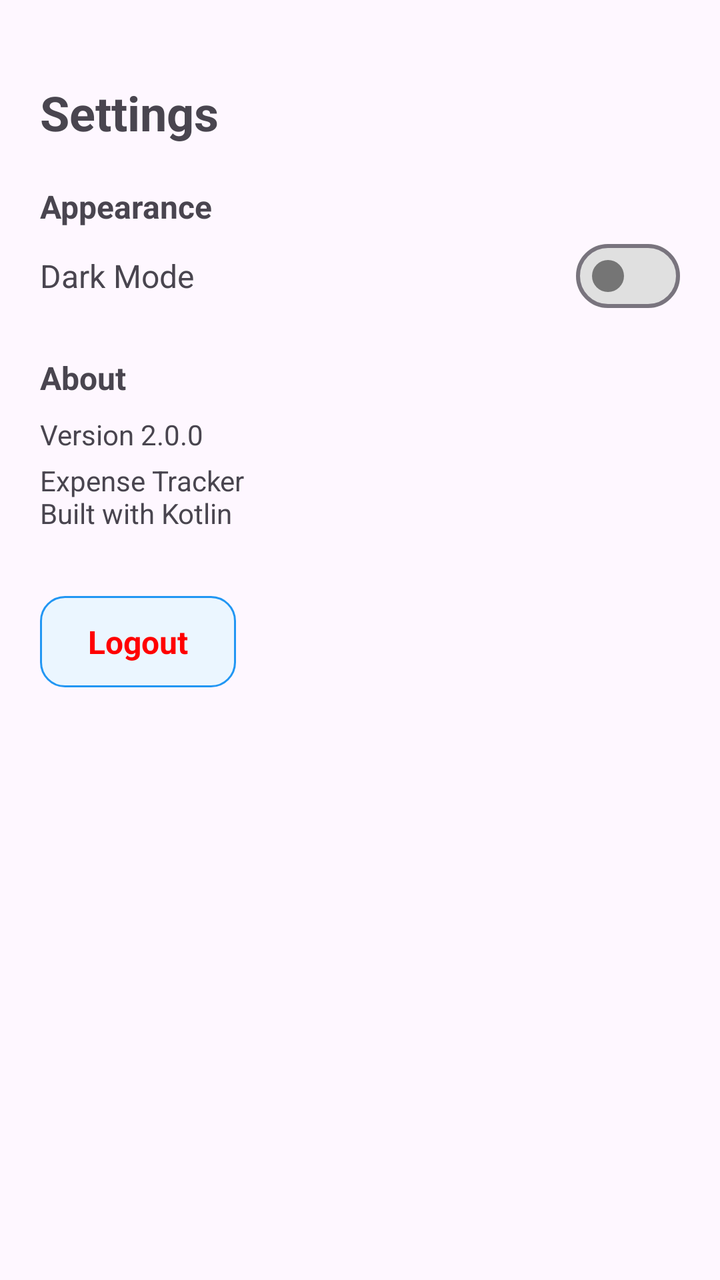
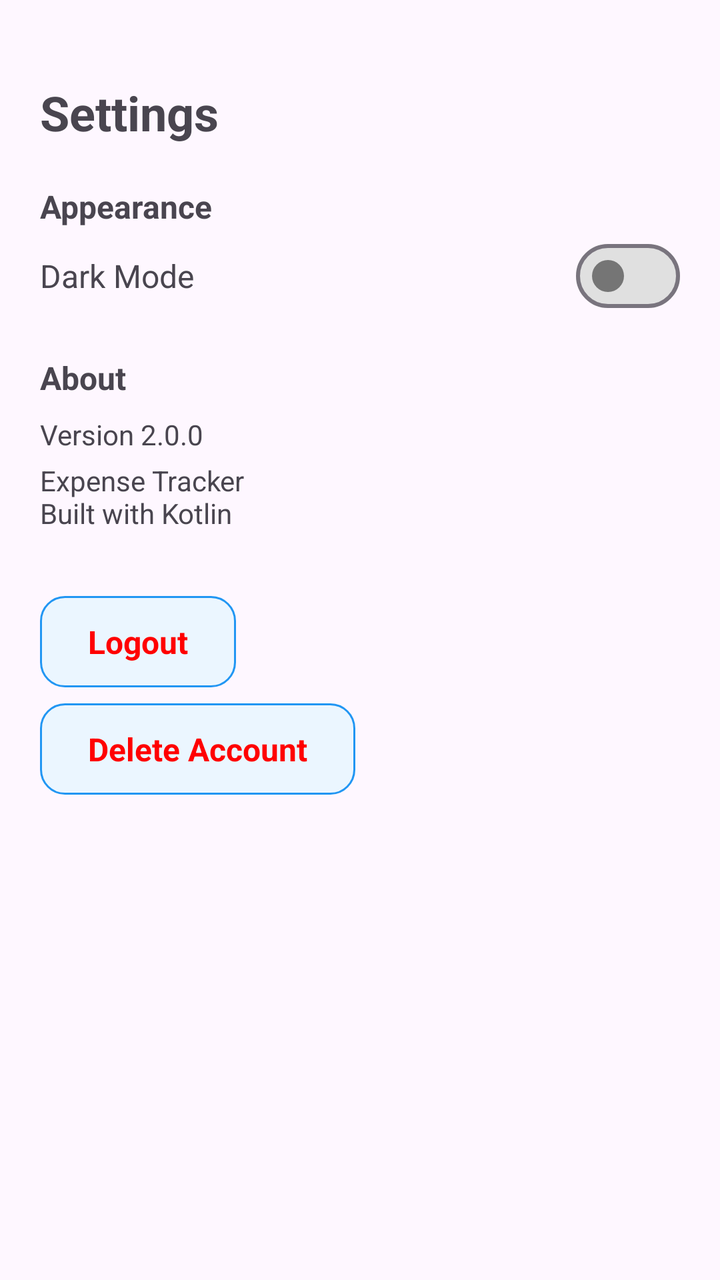

Two renders of the same Android screen: before a commit and after it. Below are the layout's source before the change and the commit's diff.
<!-- AndroidManifest.xml: application theme Theme.ExpenseTracker -->
<!-- res/layout/fragment_setting.xml -->
<?xml version="1.0" encoding="utf-8"?>
<ScrollView xmlns:android="http://schemas.android.com/apk/res/android"
    android:layout_width="match_parent"
    android:layout_height="match_parent"
    xmlns:app="http://schemas.android.com/apk/res-auto"
    android:padding="20dp">

    <LinearLayout
        android:layout_width="match_parent"
        android:layout_height="wrap_content"
        android:layout_marginTop="20dp"
        android:orientation="vertical">

        <TextView
            android:layout_width="wrap_content"
            android:layout_height="wrap_content"
            android:layout_marginBottom="12dp"
            android:text="Settings"
            android:textSize="24sp"
            android:textStyle="bold" />

        

        <TextView
            android:layout_width="wrap_content"
            android:layout_height="wrap_content"
            android:layout_marginTop="8dp"
            android:text="Appearance"
            android:textSize="16sp"
            android:textStyle="bold" />

        <LinearLayout
            android:layout_width="match_parent"
            android:layout_height="wrap_content"
            android:layout_marginTop="8dp"
            android:gravity="center_vertical"
            android:orientation="horizontal">

            <TextView
                android:layout_width="0dp"
                android:layout_height="wrap_content"
                android:layout_weight="1"
                android:text="Dark Mode"
                android:textSize="16sp" />

            <com.google.android.material.materialswitch.MaterialSwitch
                android:id="@+id/switchDarkMode"
                android:layout_width="wrap_content"
                android:layout_height="16dp"
                app:thumbTint="@drawable/switch_thumb"
                app:trackTint="@drawable/switch_track"/>

        </LinearLayout>

        

        <LinearLayout
            android:id="@+id/layoutPrivacy"
            android:layout_width="match_parent"
            android:layout_height="wrap_content"
            android:orientation="vertical"
            android:visibility="gone">

            <TextView
                android:layout_width="wrap_content"
                android:layout_height="wrap_content"
                android:layout_marginTop="24dp"
                android:text="@string/settings_section_privacy"
                android:textSize="16sp"
                android:textStyle="bold" />

            <TextView
                android:id="@+id/tvPrivacyOptions"
                android:layout_width="match_parent"
                android:layout_height="wrap_content"
                android:layout_marginTop="4dp"
                android:background="?attr/selectableItemBackground"
                android:clickable="true"
                android:focusable="true"
                android:gravity="center_vertical"
                android:minHeight="48dp"
                android:text="@string/settings_privacy_options"
                android:textSize="16sp" />

        </LinearLayout>

        

        <TextView
            android:layout_width="wrap_content"
            android:layout_height="wrap_content"
            android:layout_marginTop="24dp"
            android:text="About"
            android:textSize="16sp"
            android:textStyle="bold" />

        <TextView
            android:id="@+id/tvVersion"
            android:layout_width="match_parent"
            android:layout_height="wrap_content"
            android:layout_marginTop="8dp"
            android:text="Version 2.0.0"
            android:textSize="14sp" />

        <TextView
            android:id="@+id/tvAbout"
            android:layout_width="match_parent"
            android:layout_height="wrap_content"
            android:layout_marginTop="4dp"
            android:text="Expense Tracker&#10;Built with Kotlin"
            android:textSize="14sp" />

        

        <TextView
            android:id="@+id/tvLogout"
            android:layout_width="wrap_content"
            android:layout_height="wrap_content"
            android:layout_marginTop="32dp"
            android:background="@drawable/bg_button_ripple"
            android:clickable="true"
            android:focusable="true"
            android:gravity="center"
            android:paddingVertical="12dp"
            android:paddingHorizontal="24dp"
            android:text="Logout"
            android:textStyle="bold"
            android:textColor="@color/red"
            android:textSize="16sp" />

    </LinearLayout>

</ScrollView>
<!-- resources referenced by this layout -->
<resources>
  <color name="red">#FF0000</color>
  <!-- drawable bg_button_ripple (drawable) -->
  <?xml version="1.0" encoding="utf-8"?>
  <ripple xmlns:android="http://schemas.android.com/apk/res/android"
      android:color="#55000000">
  
      <item>
          <shape android:shape="rectangle">
              <solid android:color="#EBF6FF" />
              <corners android:radius="12dp" />
              <stroke android:width="1dp" android:color="#2196F3"/>
          </shape>
      </item>
  
  </ripple>
  <!-- drawable switch_thumb (drawable) -->
  <?xml version="1.0" encoding="utf-8"?>
  <selector xmlns:android="http://schemas.android.com/apk/res/android">
  
      
      <item
          android:state_checked="true"
          android:color="@color/switch_thumb_on" />
  
      
      <item
          android:color="@color/switch_thumb_off" />
  
  </selector>
  <!-- drawable switch_track (drawable) -->
  <?xml version="1.0" encoding="utf-8"?>
  <selector xmlns:android="http://schemas.android.com/apk/res/android">
  
      
      <item
          android:state_checked="true"
          android:color="@color/switch_track_on" />
  
      
      <item
          android:color="@color/switch_track_off" />
  
  </selector>
  <string name="settings_privacy_options">Privacy options</string>
  <string name="settings_section_privacy">Privacy</string>
  <style name="Theme.ExpenseTracker" parent="Base.Theme.ExpenseTracker" />
  <color name="switch_thumb_on">#FFFFFF</color>
  <color name="switch_thumb_off">#757575</color>
  <color name="switch_track_on">#009688</color>
  <color name="switch_track_off">#E0E0E0</color>
  <style name="Base.Theme.ExpenseTracker" parent="Theme.Material3.DayNight.NoActionBar">
          
          
      </style>
</resources>

<!-- the commit's change to res/layout/fragment_setting.xml (unified diff, before → after) -->
@@ -128,6 +128,24 @@
             android:textColor="@color/red"
             android:textSize="16sp" />
 
+        
+
+        <TextView
+            android:id="@+id/tvDeleteAccount"
+            android:layout_width="wrap_content"
+            android:layout_height="wrap_content"
+            android:layout_marginTop="8dp"
+            android:background="@drawable/bg_button_ripple"
+            android:clickable="true"
+            android:focusable="true"
+            android:gravity="center"
+            android:paddingVertical="12dp"
+            android:paddingHorizontal="24dp"
+            android:text="@string/settings_delete_account"
+            android:textStyle="bold"
+            android:textColor="@color/red"
+            android:textSize="16sp" />
+
     </LinearLayout>
 
 </ScrollView>
<!-- resource entries referenced after the edit -->
@@ -43,6 +43,7 @@
           android:color="@color/switch_track_off" />
   
   </selector>
+  <string name="settings_delete_account">Delete Account</string>
   <string name="settings_privacy_options">Privacy options</string>
   <string name="settings_section_privacy">Privacy</string>
   <style name="Theme.ExpenseTracker" parent="Base.Theme.ExpenseTracker" />
